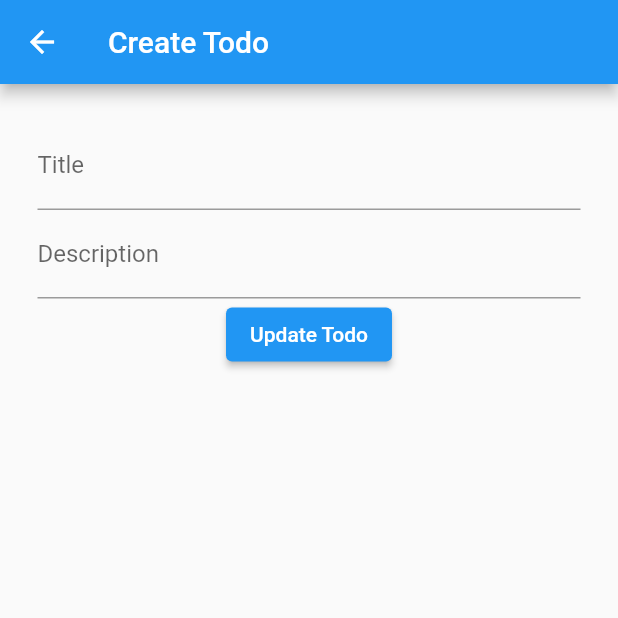
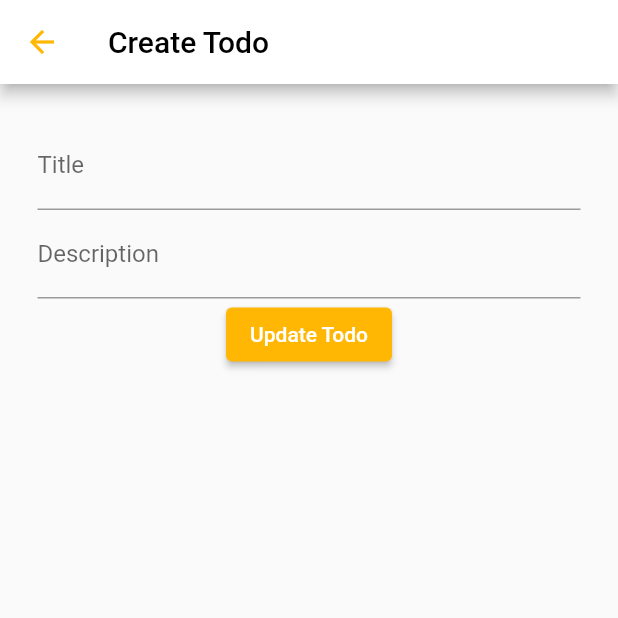
Before and after one commit to rathana-t/project_IOT, a Flutter app: the screen it shows after launch, item 5 of the bottom bar chosen, after a tap on the "create new folder" icon, on a phone screen of 412 x 824 dp, the top half of it. Run offline on Flutter 3.47's test engine with Material 2 defaults, Android fonts, the light colour scheme and no system bars; our stand-ins replace firebase_core, firebase_database, flutter_spinkit; accounts and stored records are empty; network calls fail.

Commit message:
RF: change dtyle

```diff
--- a/lib/screens/todos/form_create.dart
+++ b/lib/screens/todos/form_create.dart
@@ -29,16 +29,11 @@ class _FormCreateTodoState extends State<FormCreateTodo> {
 
   @override
   Widget build(BuildContext context) {
-    return Scaffold(
-      appBar: AppBar(
-        title: Text('Create Todo'),
-      ),
-      body: FormTodo(
-        formKey: _formKey,
-        titleController: _titleController,
-        descriptionController: _descriptionController,
-        databaseReference: _databaseReference,
-      ),
+    return FormTodo(
+      formKey: _formKey,
+      titleController: _titleController,
+      descriptionController: _descriptionController,
+      databaseReference: _databaseReference,
     );
   }
 }
--- a/lib/screens/todos/todos_screen.dart
+++ b/lib/screens/todos/todos_screen.dart
@@ -3,6 +3,7 @@ import 'package:firebase_database/ui/firebase_animated_list.dart';
 import 'package:flutter/material.dart';
 import 'package:project_iot/screens/todos/form_create.dart';
 import 'package:project_iot/screens/todos/form_edit.dart';
+import 'package:project_iot/theme/colors.dart';
 
 class TodoScreen extends StatefulWidget {
   const TodoScreen({Key? key}) : super(key: key);
@@ -13,22 +14,31 @@ class TodoScreen extends StatefulWidget {
 
 class _TodoScreenState extends State<TodoScreen> {
   @override
-  static const KEY = "key";
   Widget build(BuildContext context) {
     final DatabaseReference _databaseReference =
         FirebaseDatabase.instance.ref().child('todos');
     return Scaffold(
       appBar: AppBar(
-        title: const Text('Todo List'),
+        backgroundColor: Colors.white,
+        elevation: 0,
+        // backgroundColor: ColorConst.yellow,
+        title: const Text('Todo List', style: TextStyle(color: Colors.black)),
         actions: [
-          IconButton(
-            onPressed: () {
-              Navigator.push(
-                context,
-                MaterialPageRoute(builder: (context) => const FormCreateTodo()),
-              );
-            },
-            icon: const Icon(Icons.create_new_folder_rounded),
+          Padding(
+            padding: const EdgeInsets.only(right: 20),
+            child: IconButton(
+              onPressed: () {
+                Navigator.push(
+                  context,
+                  MaterialPageRoute(
+                      builder: (context) => const FormCreateTodo()),
+                );
+              },
+              icon: Icon(
+                Icons.create_new_folder_rounded,
+                color: ColorConst.yellow,
+              ),
+            ),
           ),
         ],
       ),
@@ -59,9 +69,9 @@ class _TodoScreenState extends State<TodoScreen> {
                               .child(snapshot.key.toString())
                               .remove();
                         },
-                        icon: const Icon(
+                        icon: Icon(
                           Icons.delete,
-                          color: Colors.red,
+                          color: ColorConst.grey,
                         ),
                       ),
                       IconButton(
@@ -77,9 +87,9 @@ class _TodoScreenState extends State<TodoScreen> {
                             ),
                           );
                         },
-                        icon: const Icon(
+                        icon: Icon(
                           Icons.edit,
-                          color: Colors.blue,
+                          color: ColorConst.yellow,
                         ),
                       ),
                     ],
--- a/lib/screens/todos/widgets/form_todo.dart
+++ b/lib/screens/todos/widgets/form_todo.dart
@@ -1,5 +1,6 @@
 import 'package:firebase_database/firebase_database.dart';
 import 'package:flutter/material.dart';
+import 'package:project_iot/theme/colors.dart';
 
 class FormTodo extends StatelessWidget {
   const FormTodo({
@@ -23,7 +24,16 @@ class FormTodo extends StatelessWidget {
 
   @override
   Widget build(BuildContext context) {
-    return Center(
+    return Scaffold(
+      appBar: AppBar(
+        iconTheme: IconThemeData(color: ColorConst.yellow),
+        backgroundColor: Colors.white,
+        title: Text(
+          '${value == '' ? 'Create' : 'Update'} Todo',
+          style: const TextStyle(color: Colors.black),
+        ),
+      ),
+      body: Center(
         child: Padding(
           padding: const EdgeInsets.all(25.0),
           child: Form(
@@ -55,6 +65,9 @@ class FormTodo extends StatelessWidget {
                   },
                 ),
                 ElevatedButton(
+                  style: ElevatedButton.styleFrom(
+                    primary: ColorConst.yellow,
+                  ),
                   onPressed: () {
                     if (_formKey.currentState!.validate()) {
                       if (value != '') {
@@ -74,9 +87,13 @@ class FormTodo extends StatelessWidget {
                       }
                     }
                   },
-                child: const Text('Update Todo'),
+                  child: const Text(
+                    'Update Todo',
+                    style: TextStyle(color: Colors.white),
+                  ),
                 ),
               ],
+            ),
           ),
         ),
       ),
```
Also changed, not shown: lib/screens/todos/form_edit.dart (+6 -11 lines). Lines whose indentation alone changed are shown as unchanged.
